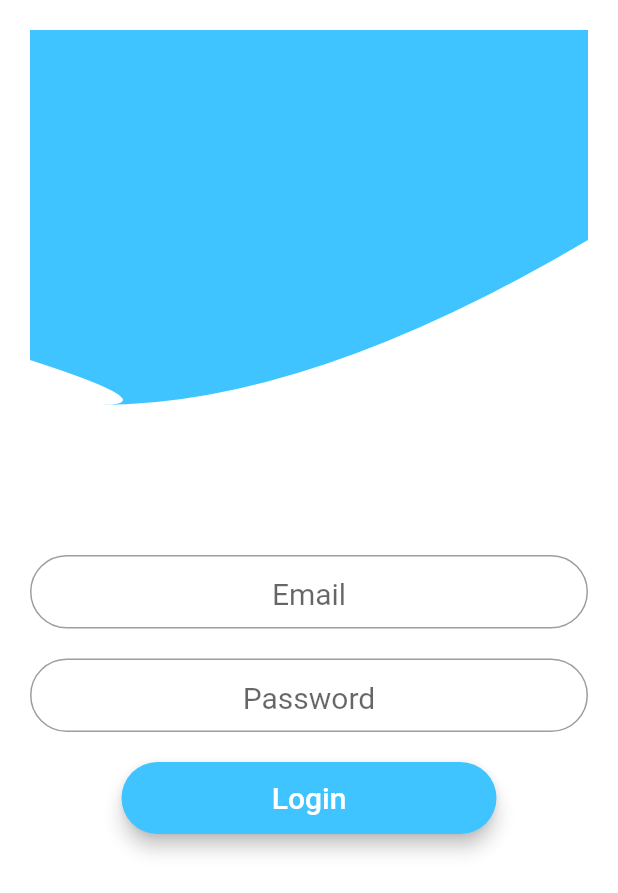
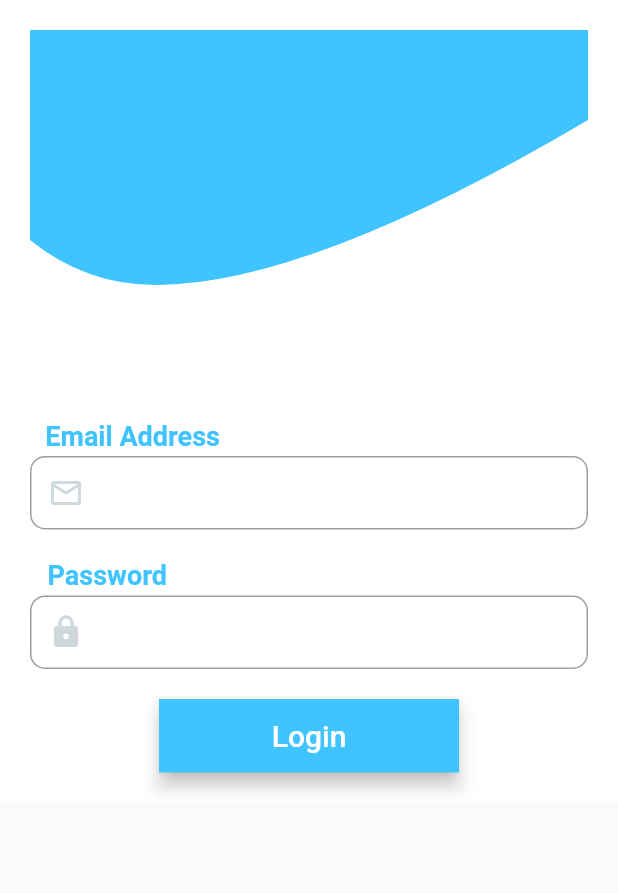
Before and after one commit to rupeshgyawali/digital-immunization-tracking-mbl, a Flutter app: the screen it shows after launch, after a tap on "Health Personal", on a phone screen of 412 x 824 dp. Shown: the top 893 px of the screen. Run offline on Flutter 3.47's test engine with Material 2 defaults, Android fonts, the phone set to English and light mode, and no system bars; network calls fail.

Commit message:
Second commit

```diff
--- a/lib/client.dart
+++ b/lib/client.dart
@@ -25,6 +25,7 @@ class _ClientState extends State<Client> {
                   width: (MediaQuery.of(context).size.width),
                   height: 250,
                   child: FloatingActionButton(
+                    backgroundColor: Colors.lightBlueAccent,
                     elevation: 0.0,
                     child: Column(
                       mainAxisAlignment: MainAxisAlignment.center,
@@ -57,6 +58,7 @@ class _ClientState extends State<Client> {
                   width: (MediaQuery.of(context).size.width),
                   height: 250,
                   child: FloatingActionButton(
+                    backgroundColor: Colors.lightBlueAccent,
                     elevation: 0.0,
                     child: Column(
                       mainAxisAlignment: MainAxisAlignment.center,
--- a/lib/firstpage.dart
+++ b/lib/firstpage.dart
@@ -12,7 +12,7 @@ class _FirstPageState extends State<FirstPage> {
   Widget build(BuildContext context) {
     final myLoginButton = Material(
       elevation: 5.0,
-      borderRadius: BorderRadius.circular(50.0),
+      borderRadius: BorderRadius.circular(10.0),
       color: Colors.white,
       child: MaterialButton(
         minWidth: MediaQuery.of(context).size.width,
@@ -32,7 +32,7 @@ class _FirstPageState extends State<FirstPage> {
     );
     final myLoginButton1 = Material(
       elevation: 5.0,
-      borderRadius: BorderRadius.circular(50.0),
+      borderRadius: BorderRadius.circular(10.0),
       color: Colors.white,
       child: MaterialButton(
         minWidth: MediaQuery.of(context).size.width,
@@ -52,7 +52,8 @@ class _FirstPageState extends State<FirstPage> {
     );
 
     return Scaffold(
-        body: Center(
+        body: SingleChildScrollView(
+      child: Center(
           child: Container(
               color: Colors.white,
               child: Padding(
@@ -75,19 +76,38 @@ class _FirstPageState extends State<FirstPage> {
                               bottomRight: Radius.circular(30.0)),
                           color: Colors.lightBlueAccent,
                         ),
+                        child: SizedBox(
+                          child: Text(
+                            'LOGIN AS',
+                            style: TextStyle(
+                              fontFamily: 'Raleway',
+                              fontSize: 27,
+                              color: Colors.white70,
+                              height: 12,
+                              fontWeight: FontWeight.bold,
+                              letterSpacing: 7,
+                              decoration: TextDecoration.underline,
+                              decorationColor: Colors.yellow[100],
+                              decorationStyle: TextDecorationStyle.double,
+                              decorationThickness: 1.0,
+                            ),
+                            textAlign: TextAlign.center,
+                          ),
+                        ),
                       ),
                       SizedBox(
                         height: 70,
                       ),
                       myLoginButton,
                       SizedBox(
-                          height: 30,
+                        height: 20,
                       ),
                       myLoginButton1,
                       SizedBox(
                         height: 50,
                       ),
                     ],
-                    )))));
+                  )))),
+    ));
   }
 }
--- a/lib/healthpersonal.dart
+++ b/lib/healthpersonal.dart
@@ -23,10 +23,12 @@ class _HealthPersonalState extends State<HealthPersonal> {
       textAlign: TextAlign.center,
       decoration: InputDecoration(
           contentPadding: EdgeInsets.all(10),
-          hintText: "Email",
-          hintStyle: TextStyle(fontSize: 20.0),
+          prefixIcon: Icon(
+            Icons.email_outlined,
+            color: Colors.blueGrey[100],
+          ),
           border:
-              OutlineInputBorder(borderRadius: BorderRadius.circular(50.0))),
+              OutlineInputBorder(borderRadius: BorderRadius.circular(10.0))),
     );
     final passwordField = TextField(
       onChanged: (val) {
@@ -39,18 +41,19 @@ class _HealthPersonalState extends State<HealthPersonal> {
       textAlign: TextAlign.center,
       decoration: InputDecoration(
           contentPadding: EdgeInsets.all(10),
-          hintText: "Password",
-          hintStyle: TextStyle(fontSize: 20.0),
+          prefixIcon: Icon(
+            Icons.lock,
+            color: Colors.blueGrey[100],
+          ),
           border:
-              OutlineInputBorder(borderRadius: BorderRadius.circular(50.0))),
+              OutlineInputBorder(borderRadius: BorderRadius.circular(10.0))),
     );
     final myLoginButton = Material(
       elevation: 5.0,
-      borderRadius: BorderRadius.circular(50.0),
       color: Colors.lightBlueAccent,
       child: MaterialButton(
-        minWidth: 250,
-        padding: EdgeInsets.all(10),
+        minWidth: 200,
+        padding: EdgeInsets.all(13),
         onPressed: () {
           if (email == "root@gmail.com" && password == "root") {
             Navigator.push(
@@ -61,12 +64,16 @@ class _HealthPersonalState extends State<HealthPersonal> {
         },
         child: Text(
           'Login',
-          style: TextStyle(color: Colors.white, fontSize: 20),
+          style: TextStyle(
+            color: Colors.white,
+            fontSize: 20,
+          ),
         ),
       ),
     );
     return Scaffold(
-      body: Center(
+      body: SingleChildScrollView(
+        child: Center(
           child: Container(
             color: Colors.white,
             child: Padding(
@@ -76,18 +83,48 @@ class _HealthPersonalState extends State<HealthPersonal> {
                   ClipPath(
                     clipper: MyClipper(),
                     child: Container(
-                    height: 250,
+                      height: 170,
                       decoration: BoxDecoration(
                         color: Colors.lightBlueAccent,
                       ),
                     ),
                   ),
                   SizedBox(
-                  height: 100,
+                    height: 90,
+                  ),
+                  Align(
+                    alignment: FractionalOffset(0.04, 0.0),
+                    child: Container(
+                      child: Text(
+                        "Email Address",
+                        style: TextStyle(
+                            fontWeight: FontWeight.bold,
+                            fontSize: 18,
+                            color: Colors.lightBlueAccent),
+                      ),
+                    ),
+                  ),
+                  SizedBox(
+                    height: 3,
                   ),
                   emailField,
                   SizedBox(
                     height: 20,
+                  ),
+                  Align(
+                    alignment: FractionalOffset(0.04, 0.0),
+                    child: Container(
+                      child: Text(
+                        "Password",
+                        style: TextStyle(
+                            fontWeight: FontWeight.bold,
+                            fontSize: 18,
+                            color: Colors.lightBlueAccent),
+                      ),
+                    ),
+                  ),
+                  SizedBox(
+                    height: 3,
                   ),
                   passwordField,
                   SizedBox(
@@ -95,6 +132,7 @@ class _HealthPersonalState extends State<HealthPersonal> {
                   ),
                   myLoginButton,
                 ],
+              ),
             ),
           ),
         ),
@@ -108,14 +146,18 @@ class MyClipper extends CustomClipper<Path> {
   Path getClip(Size size) {
     var path = Path();
     path.lineTo(0, size.height - 30);
-    var firststartpoint = Offset(size.width / 4, size.height);
-    var firstendpoint = Offset(size.width / 4 - size.width / 8, size.height);
+    var firststartpoint = Offset(size.width / 10, size.height);
+    var firstendpoint = Offset(size.width / 8 + size.width / 10, size.height);
     path.quadraticBezierTo(firststartpoint.dx, firststartpoint.dy,
         firstendpoint.dx, firstendpoint.dy);
     var secondstartpoint = Offset(size.width / 2, size.height);
     var secondendpoint = Offset(size.width, size.height - 110);
     path.quadraticBezierTo(secondstartpoint.dx, secondstartpoint.dy,
         secondendpoint.dx, secondendpoint.dy);
+    var thirdstartpoint = Offset(size.width / 2, size.height);
+    var thirdendpoint = Offset(size.width, size.height - 110);
+    path.quadraticBezierTo(thirdstartpoint.dx, thirdstartpoint.dy,
+        thirdendpoint.dx, thirdendpoint.dy);
 
     path.lineTo(size.width, 0);
 
```
Also changed, not shown: lib/child.dart (+37 -20 lines), lib/existclient.dart (+34 -19 lines), lib/newclient.dart (+76 -40 lines). Lines whose indentation alone changed are shown as unchanged.
